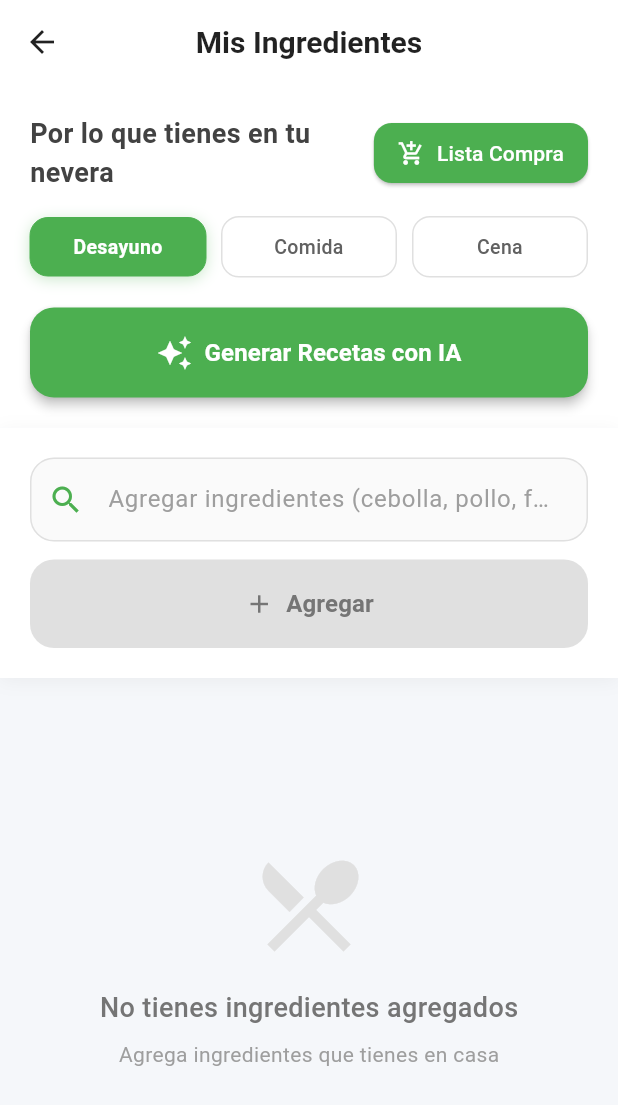
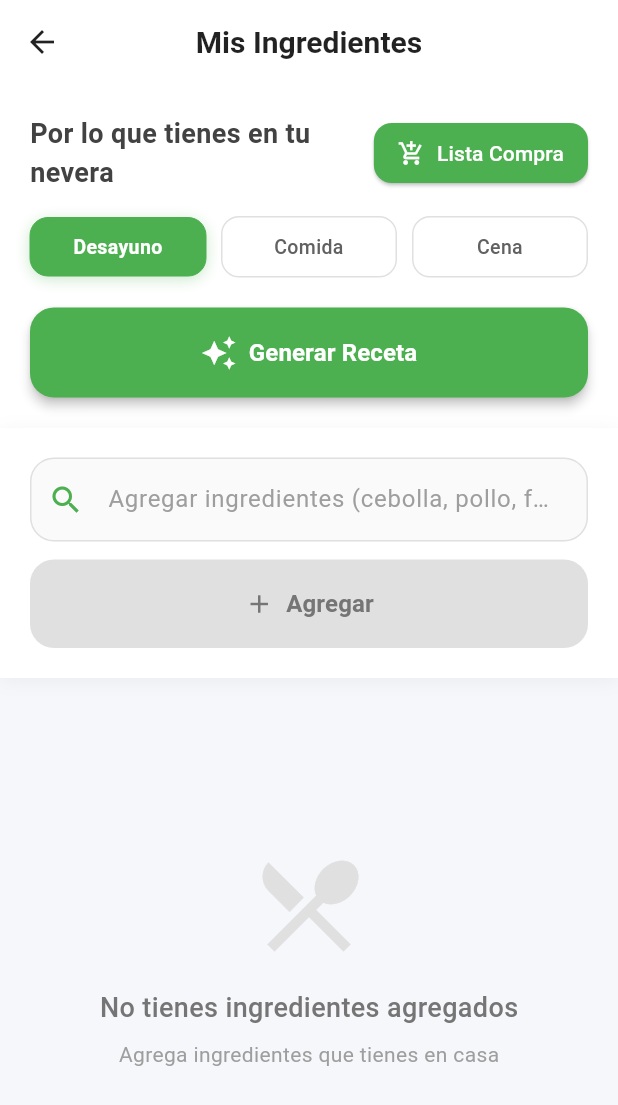
Before and after one commit to power4gods-source/NutriApp, a Flutter app: the IngredientsScreen screen opened directly, on a phone screen of 412 x 824 dp. Shown: the top 1105 px of the screen. Run offline on Flutter 3.47's test engine with Material 3 defaults, Android fonts, the phone set to English and light mode, and no system bars; our stand-ins replace fl_chart, shared_preferences, supabase_flutter; accounts and stored records are empty; network calls fail.

Commit message:
Fix: Update ingredients_screen to use AIRecipeGeneratorScreen and change button text

```diff
--- a/nutri_track/lib/screens/ingredients_screen.dart
+++ b/nutri_track/lib/screens/ingredients_screen.dart
@@ -135,7 +135,7 @@ class _IngredientsScreenState extends State<IngredientsScreen> {
                     },
                     icon: const Icon(Icons.auto_awesome, size: 24),
                     label: const Text(
-                      'Generar Recetas con IA',
+                      'Generar Receta',
                       style: TextStyle(fontSize: 16, fontWeight: FontWeight.bold),
                     ),
                     style: ElevatedButton.styleFrom(
```
